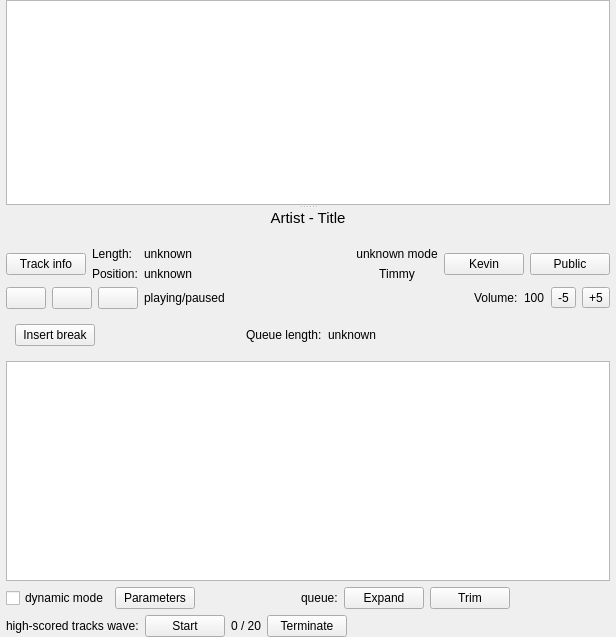
This is src/gui-remote/mainwidget.ui in hyperquantum/PMP as Qt 5 draws it before an edit. The edited form follows.
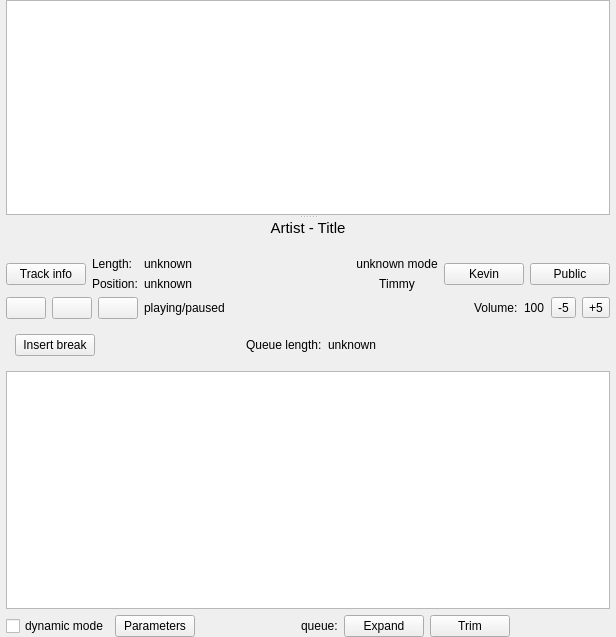
This is the edited form. Icons and pictures are not drawn. Custom widgets are drawn as their Qt base class.

Commit message:
Improve dynamic mode parameters dialog
Move the user interface controls for high-scored tracks mode (formerly
called "high-scored tracks wave") to the new dynamic mode parameters
dialog.

The edit to the form file:
```diff
--- a/src/gui-remote/mainwidget.ui
+++ b/src/gui-remote/mainwidget.ui
@@ -412,51 +412,6 @@
          </item>
         </layout>
        </item>
-       <item>
-        <layout class="QHBoxLayout" name="dynamicModeLine3Layout">
-         <item>
-          <widget class="QLabel" name="highScoredTracksWaveLabel">
-           <property name="text">
-            <string>high-scored tracks wave:</string>
-           </property>
-          </widget>
-         </item>
-         <item>
-          <widget class="QPushButton" name="startWaveButton">
-           <property name="text">
-            <string>Start</string>
-           </property>
-          </widget>
-         </item>
-         <item>
-          <widget class="QLabel" name="waveProgressValueLabel">
-           <property name="text">
-            <string>0 / 20</string>
-           </property>
-          </widget>
-         </item>
-         <item>
-          <widget class="QPushButton" name="terminateWaveButton">
-           <property name="text">
-            <string>Terminate</string>
-           </property>
-          </widget>
-         </item>
-         <item>
-          <spacer name="horizontalSpacer_8">
-           <property name="orientation">
-            <enum>Qt::Horizontal</enum>
-           </property>
-           <property name="sizeHint" stdset="0">
-            <size>
-             <width>40</width>
-             <height>20</height>
-            </size>
-           </property>
-          </spacer>
-         </item>
-        </layout>
-       </item>
       </layout>
      </widget>
     </widget>
```
The commit also changes 7 other files.
